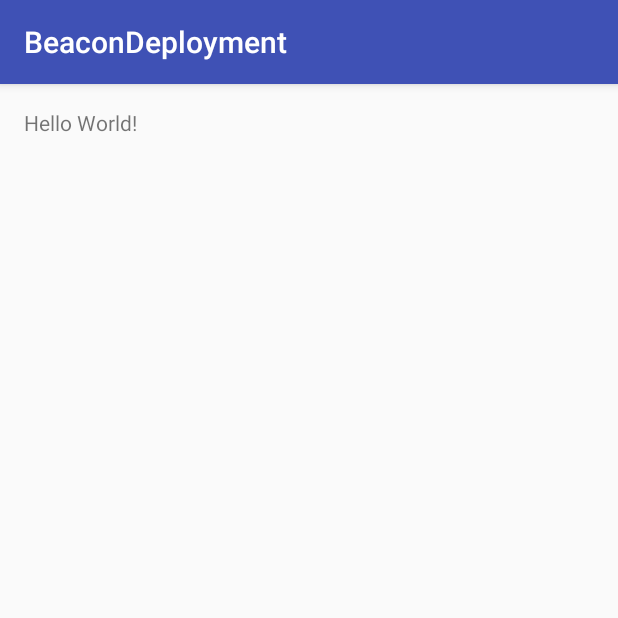
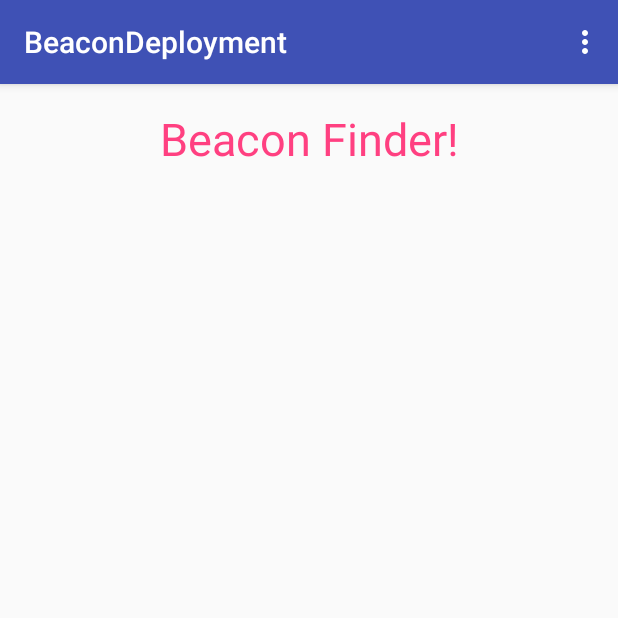
Before and after one commit to alberolimpica/Beacons-Android-App, an Android app: the screen it shows after launch (MainActivity), on a phone screen of 412 x 824 dp, the top half of it. Run offline under Robolectric (Android 15) with nearby library versions, the light colour scheme and no system bars; libraries missing offline, so code that uses them is left out: org.altbeacon.beacon; 3 statements that could not run were skipped.

Commit message:
Beacon app after the tuorial of the page redirected by starkoverflow

```diff
--- a/app/build.gradle
+++ b/app/build.gradle
@@ -22,5 +22,6 @@ android {
 dependencies {
     compile fileTree(dir: 'libs', include: ['*.jar'])
     testCompile 'junit:junit:4.12'
-    compile 'com.android.support:appcompat-v7:24.0.0'
+    compile 'com.android.support:appcompat-v7:24.1.0'
+    compile 'org.altbeacon:android-beacon-library:2.3.5+'
 }
--- a/app/src/main/java/com/example/r00143659/beacondeployment/MainActivity.java
+++ b/app/src/main/java/com/example/r00143659/beacondeployment/MainActivity.java
@@ -1,13 +1,96 @@
 package com.example.r00143659.beacondeployment;
 
+import android.os.Bundle;
+import android.os.RemoteException;
 import android.support.v7.app.AppCompatActivity;
-import android.os.Bundle;
+import android.util.Log;
+import android.view.Menu;
+import android.view.MenuItem;
+import android.widget.TextView;
 
-public class MainActivity extends AppCompatActivity {
+import org.altbeacon.beacon.Beacon;
+import org.altbeacon.beacon.BeaconConsumer;
+import org.altbeacon.beacon.BeaconManager;
+import org.altbeacon.beacon.BeaconParser;
+import org.altbeacon.beacon.Identifier;
+import org.altbeacon.beacon.RangeNotifier;
+import org.altbeacon.beacon.Region;
+
+import java.util.Collection;
+
+public class MainActivity  extends AppCompatActivity implements BeaconConsumer, RangeNotifier {
+
+    private BeaconManager mBeaconManager;
 
     @Override
-    protected void onCreate(Bundle savedInstanceState) {
+    public void onCreate(Bundle savedInstanceState) {
         super.onCreate(savedInstanceState);
         setContentView(R.layout.activity_main);
     }
+    @Override
+    public boolean onCreateOptionsMenu(Menu menu) {
+        // Inflate the menu; this adds items to the action bar if it is present.
+        getMenuInflater().inflate(R.menu.main_menu, menu);
+        return true;
+    }
+
+
+
+    @Override
+    //This method gets called when the activity appears
+    public  void onResume (){
+        super.onResume();
+        mBeaconManager = BeaconManager.getInstanceForApplication(this.getApplicationContext());
+        //setBeaconLayout method will tell the Android Beacon Library how to decode an Eddystone UID frame
+        mBeaconManager.getBeaconParsers().add(new BeaconParser().setBeaconLayout("s:0-1=feaa,m:2-2=00,p:3-3:-41,i:4-13,i:14-19"));
+        mBeaconManager.bind(this);
+    }
+
+    @Override
+    public boolean onOptionsItemSelected(MenuItem item){
+        int id = item.getItemId();
+        if(id == R.id.action_settings){
+            return true;
+        }
+        return super.onOptionsItemSelected(item);
+    }
+    @Override
+    public void onBeaconServiceConnect(){
+        //To tell the libraryy that we want to see all beacons:
+        Region region = new Region("all-beacons-region", null, null, null);
+        try{
+            //to start looking for beacons that match this region definition
+            mBeaconManager.startRangingBeaconsInRegion(region);
+        }catch(RemoteException e){
+            e.printStackTrace();
+        }
+        //This class will receive callbacks everytime a beacon is seen
+        mBeaconManager.setRangeNotifier(this);
+    }
+    @Override
+    public void didRangeBeaconsInRegion(Collection<Beacon> beacons, Region region) {
+        for (Beacon beacon: beacons) {
+            // You can tell if a beacon is an Eddystone beacon because it will have a serviceUuid of
+            // 0xfeaa, and a beaconTypeCode of x00. (For the Eddystone-TLM frame, the beaconTypeCode will be 0x20 and for Eddystone-URL the beaconType code will be 0x10).
+            if (beacon.getServiceUuid() == 0xfeaa && beacon.getBeaconTypeCode() == 0x00) {
+                // This is a Eddystone-UID frame
+                Identifier namespaceId = beacon.getId1();
+                Identifier instanceId = beacon.getId2();
+                Log.d("RangingActivity", "I see a beacon transmitting namespace id: " + namespaceId +
+                        " and instance id: " + instanceId +
+                        " approximately " + beacon.getDistance() + " meters away.");
+                runOnUiThread(new Runnable() {
+                    public void run() {
+                        ((TextView)MainActivity.this.findViewById(R.id.message)).setText("Hello world, and welcome to Eddystone!");
+                    }
+                });
+            }
+        }
+    }
+    @Override
+    public void onPause() {
+        super.onPause();
+        mBeaconManager.unbind(this);
+    }
+
 }
--- a/app/src/main/res/layout/activity_main.xml
+++ b/app/src/main/res/layout/activity_main.xml
@@ -1,5 +1,5 @@
 <?xml version="1.0" encoding="utf-8"?>
-<RelativeLayout xmlns:android="http://schemas.android.com/apk/res/android"
+<LinearLayout xmlns:android="http://schemas.android.com/apk/res/android"
     xmlns:tools="http://schemas.android.com/tools"
     android:layout_width="match_parent"
     android:layout_height="match_parent"
@@ -7,10 +7,16 @@
     android:paddingLeft="@dimen/activity_horizontal_margin"
     android:paddingRight="@dimen/activity_horizontal_margin"
     android:paddingTop="@dimen/activity_vertical_margin"
+    android:id="@+id/container"
+    android:orientation="horizontal"
     tools:context="com.example.r00143659.beacondeployment.MainActivity">
 
     <TextView
+        android:layout_weight="3"
+        android:layout_height="wrap_content"
         android:layout_width="wrap_content"
-        android:layout_height="wrap_content"
-        android:text="Hello World!" />
-</RelativeLayout>
+        android:gravity="center"
+        android:textColor="@color/colorAccent"
+        android:textSize="30dp"
+        android:text="Beacon Finder!" />
+</LinearLayout>
--- /dev/null
+++ b/app/src/main/res/menu/main_menu.xml
@@ -0,0 +1,8 @@
+<?xml version="1.0" encoding="utf-8"?>
+<menu xmlns:android="http://schemas.android.com/apk/res/android"
+    xmlns:app="http://schemas.android.com/apk/res-auto"
+    xmlns:tools="http://schemas.android.com/tools" tools:context=".MainActivity">
+    <item android:id="@+id/action_settings"
+        android:title="@string/action_settings"
+        android:orderInCategory="100" app:showAsAction="never" />
+</menu>
--- /dev/null
+++ b/app/src/main/res/values/ids.xml
@@ -0,0 +1,5 @@
+<?xml version="1.0" encoding="utf-8"?>
+<resources>
+    <item name="action_settings" type="id" />
+    <item name="message" type="id" />
+</resources>
--- a/app/src/main/res/values/strings.xml
+++ b/app/src/main/res/values/strings.xml
@@ -1,3 +1,5 @@
 <resources>
     <string name="app_name">BeaconDeployment</string>
+    <string name="hello_world">Hello world!</string>
+    <string name="action_settings">Settings</string>
 </resources>
```
